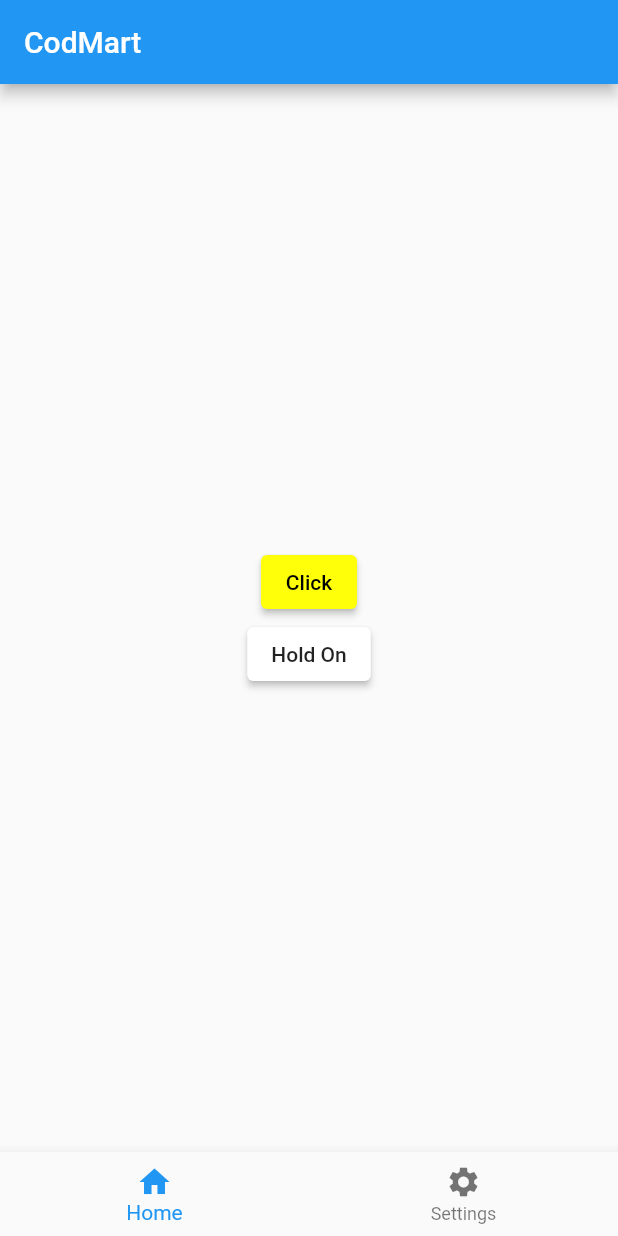
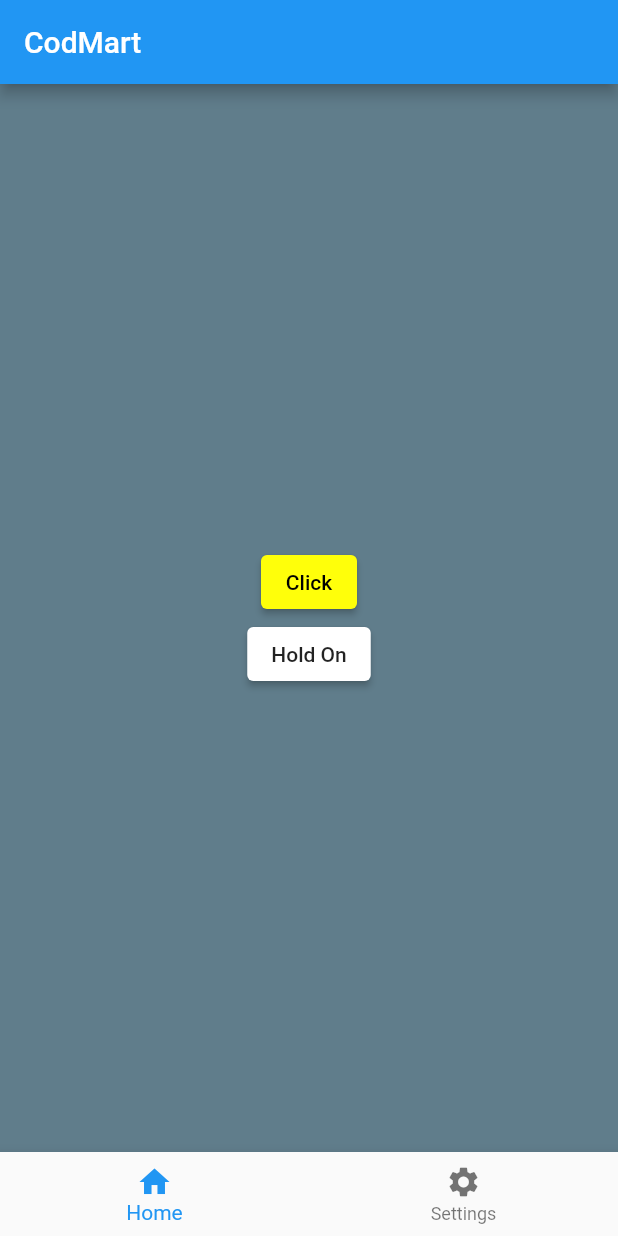
Before and after one commit to Hasitha-Lakshan404/Flutter_Basic, a Flutter app: the screen it shows after launch, on a phone screen of 412 x 824 dp. Run offline on Flutter 3.47's test engine with Material 2 defaults, Android fonts, the phone set to English and light mode, and no system bars.

Commit message:
Remove SizedBox and Added Container/set Container Color

```diff
--- a/lib/main.dart
+++ b/lib/main.dart
@@ -30,11 +30,13 @@ class _MyAppState extends State<MyApp> {
 
         //Sart a body
         body: Center(
-          child: SizedBox(
+          child: Container(
             //to set the column/row width full size to the user window
             width: double.infinity,
             //set the column/row width full size to the user window
             height: double.infinity,
+            color: Colors.blueGrey,
+
             child: Column(
               //for the center two button
               mainAxisAlignment: MainAxisAlignment.center,
@@ -45,9 +47,9 @@ class _MyAppState extends State<MyApp> {
                 ElevatedButton(
                   //for Style The Button
                   style: ElevatedButton.styleFrom(
-                      primary: const Color.fromARGB(255, 255, 255, 10),
-                      onPrimary: Colors.black),
-
+                    primary: const Color.fromARGB(255, 255, 255, 10),
+                    onPrimary: Colors.black,
+                  ),
                   onPressed: () {
                     setState(() {
                       buttonName = 'Clicked';
```
